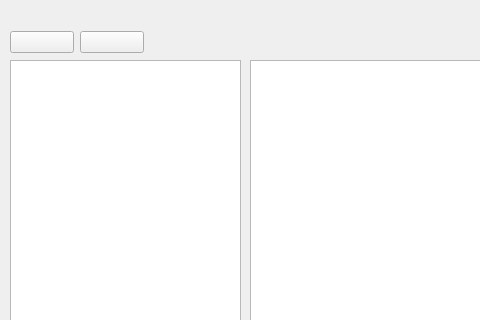
Before: the Qt Designer form shellusb/ShellUSB_v0_5/shellusb.ui in kuntae/shellusb, drawn with Qt 5; both pictures show x 0 to 480 and y 0 to 320 of the 686 by 466 pixel window.
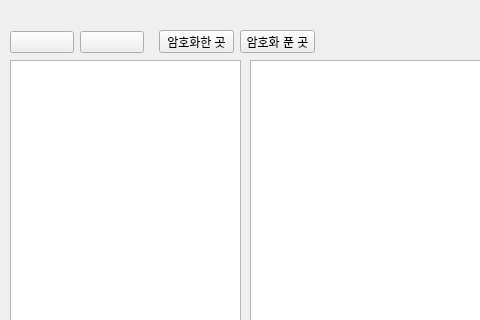
After: the same form once the commit is applied.

What changed in the file:
```diff
--- a/shellusb/ShellUSB_v0_5/shellusb.ui
+++ b/shellusb/ShellUSB_v0_5/shellusb.ui
@@ -117,6 +117,32 @@
     </rect>
    </property>
   </widget>
+  <widget class="QPushButton" name="encurl_btn">
+   <property name="geometry">
+    <rect>
+     <x>159</x>
+     <y>30</y>
+     <width>75</width>
+     <height>23</height>
+    </rect>
+   </property>
+   <property name="text">
+    <string>암호화한 곳</string>
+   </property>
+  </widget>
+  <widget class="QPushButton" name="dncurl_btn">
+   <property name="geometry">
+    <rect>
+     <x>240</x>
+     <y>30</y>
+     <width>75</width>
+     <height>23</height>
+    </rect>
+   </property>
+   <property name="text">
+    <string>암호화 푼 곳</string>
+   </property>
+  </widget>
  </widget>
  <resources/>
  <connections/>
```
